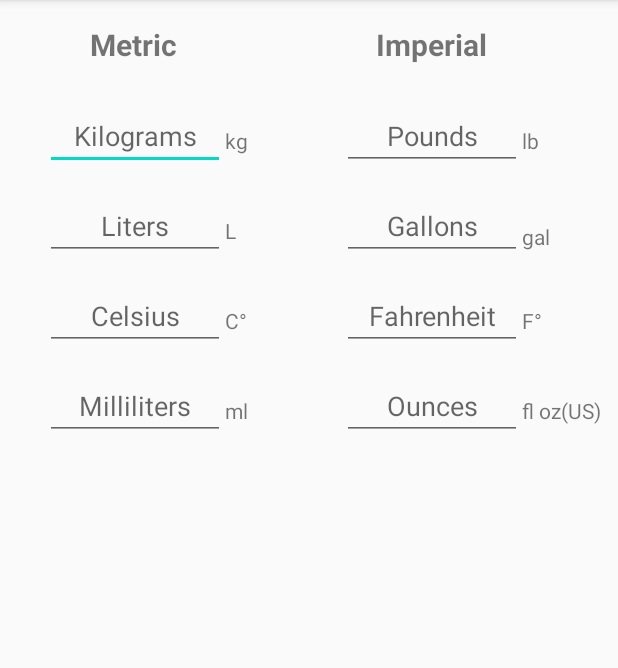
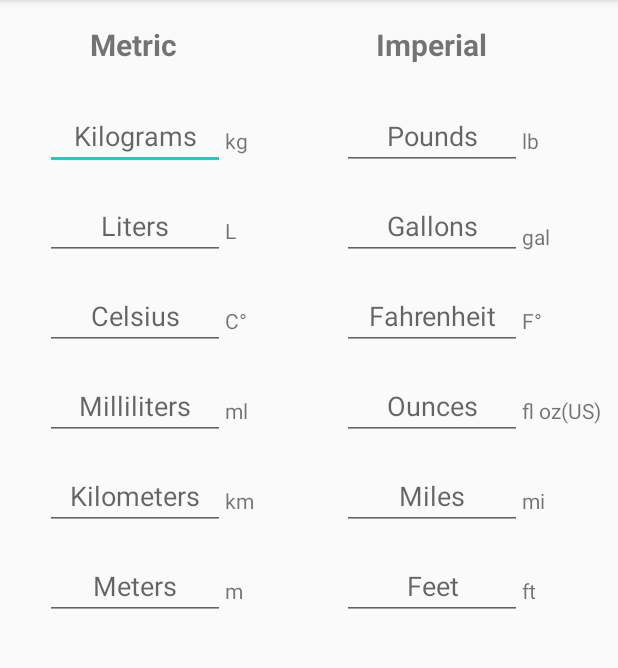
Before and after one commit to iSvirchev/Android_Organizer, an Android app: the Converter screen opened directly, with no data from a screen before it, on a phone screen of 412 x 824 dp, the part 84-752 px from its top. Run offline under Robolectric (Android 15) with nearby library versions, the phone set to English and light mode, and no system bars.

Commit message:
added KM to Meters and Meters to Feet conversion.

```diff
--- a/Organizer/app/src/main/java/com/organizer/Converter.java
+++ b/Organizer/app/src/main/java/com/organizer/Converter.java
@@ -17,6 +17,10 @@ public class Converter extends AppCompatActivity {
     private TextView fahrenheit_tv;
     private TextView ml_tv;
     private TextView oz_tv;
+    private TextView km_tv;
+    private TextView miles_tv;
+    private TextView m_tv;
+    private TextView ft_tv;
 
     @Override
     protected void onCreate(Bundle savedInstanceState) {
@@ -31,6 +35,11 @@ public class Converter extends AppCompatActivity {
         fahrenheit_tv = findViewById(R.id.fahrenheit_tv);
         ml_tv = findViewById(R.id.ml_tv);
         oz_tv = findViewById(R.id.oz_tv);
+        km_tv = findViewById(R.id.km_tv);
+        miles_tv = findViewById(R.id.miles_tv);
+        m_tv = findViewById(R.id.m_tv);
+        ft_tv = findViewById(R.id.ft_tv);
+
 
         gallon_tv.addTextChangedListener(generateTextWatcher(gallon_tv,liter_tv));
         liter_tv.addTextChangedListener(generateTextWatcher(liter_tv,gallon_tv));
@@ -40,6 +49,10 @@ public class Converter extends AppCompatActivity {
         fahrenheit_tv.addTextChangedListener(generateTextWatcher(fahrenheit_tv, celsius_tv));
         ml_tv.addTextChangedListener(generateTextWatcher(ml_tv, oz_tv));
         oz_tv.addTextChangedListener(generateTextWatcher(oz_tv, ml_tv));
+        km_tv.addTextChangedListener(generateTextWatcher(km_tv, miles_tv));
+        miles_tv.addTextChangedListener(generateTextWatcher(miles_tv, km_tv));
+        m_tv.addTextChangedListener(generateTextWatcher(m_tv, ft_tv));
+        ft_tv.addTextChangedListener(generateTextWatcher(ft_tv, m_tv));
     }
 
     private TextWatcher generateTextWatcher(final TextView focused_tv, final TextView toChange_tv) {
@@ -81,6 +94,8 @@ public class Converter extends AppCompatActivity {
         double KG_LB_RATIO = 2.20462;
         double LITER_GAL_RATIO = 0.264172;
         double ML_OZ_RATIO = 0.033814;
+        double KM_MILES_RATIO = 0.62137;
+        double M_FT_RATIO = 3.2808;
 
         switch (operation){    // A switch on the editView's tags
             case "kg":
@@ -99,6 +114,14 @@ public class Converter extends AppCompatActivity {
                 return op * ML_OZ_RATIO;
             case "oz":
                 return op / ML_OZ_RATIO;
+            case "km":
+                return op * KM_MILES_RATIO;
+            case "miles":
+                return op / KM_MILES_RATIO;
+            case "m":
+                return op * M_FT_RATIO;
+            case "ft":
+                return op / M_FT_RATIO;
 
             default: return 0;
         }
--- a/Organizer/app/src/main/res/layout/activity_converter.xml
+++ b/Organizer/app/src/main/res/layout/activity_converter.xml
@@ -8,34 +8,135 @@
 
     <androidx.constraintlayout.widget.ConstraintLayout
         android:layout_width="match_parent"
-        android:layout_height="wrap_content">
+        android:layout_height="729dp"
+        tools:layout_editor_absoluteY="1dp">
+
+        <EditText
+            android:id="@+id/ft_tv"
+            android:layout_width="120dp"
+            android:layout_height="40dp"
+            android:layout_marginTop="330dp"
+            android:layout_marginEnd="64dp"
+            android:ems="10"
+            android:gravity="center"
+            android:hint="@string/feet"
+            android:importantForAutofill="no"
+            android:inputType="numberDecimal"
+            android:maxLength="15"
+            android:tag="ft"
+            app:layout_constraintEnd_toEndOf="parent"
+            app:layout_constraintTop_toBottomOf="@+id/imp_tv" />
+
+        <EditText
+            android:id="@+id/m_tv"
+            android:layout_width="120dp"
+            android:layout_height="40dp"
+            android:layout_marginStart="30dp"
+            android:layout_marginTop="330dp"
+            android:ems="10"
+            android:gravity="center"
+            android:hint="@string/meters"
+            android:importantForAutofill="no"
+            android:inputType="numberDecimal"
+            android:maxLength="15"
+            android:tag="m"
+            app:layout_constraintStart_toStartOf="parent"
+            app:layout_constraintTop_toBottomOf="@+id/metric_tv" />
+
+        <TextView
+            android:id="@+id/m_label"
+            android:layout_width="wrap_content"
+            android:layout_height="wrap_content"
+            android:layout_marginTop="384dp"
+            android:text="@string/m"
+            app:layout_constraintStart_toEndOf="@+id/kg_tv"
+            app:layout_constraintTop_toTopOf="parent" />
+
+        <TextView
+            android:id="@+id/ft_label"
+            android:layout_width="wrap_content"
+            android:layout_height="wrap_content"
+            android:layout_marginTop="384dp"
+            android:text="@string/ft"
+            app:layout_constraintStart_toEndOf="@+id/lb_tv"
+            app:layout_constraintTop_toTopOf="parent" />
+
+        <EditText
+            android:id="@+id/miles_tv"
+            android:layout_width="120dp"
+            android:layout_height="40dp"
+            android:layout_marginTop="270dp"
+            android:layout_marginEnd="64dp"
+            android:ems="10"
+            android:gravity="center"
+            android:hint="@string/miles"
+            android:importantForAutofill="no"
+            android:inputType="numberDecimal"
+            android:maxLength="15"
+            android:tag="miles"
+            app:layout_constraintEnd_toEndOf="parent"
+            app:layout_constraintTop_toBottomOf="@+id/imp_tv" />
+
+        <EditText
+            android:id="@+id/km_tv"
+            android:layout_width="120dp"
+            android:layout_height="40dp"
+            android:layout_marginStart="30dp"
+            android:layout_marginTop="270dp"
+            android:ems="10"
+            android:gravity="center"
+            android:hint="@string/kilometers"
+            android:importantForAutofill="no"
+            android:inputType="numberDecimal"
+            android:maxLength="15"
+            android:tag="km"
+            app:layout_constraintStart_toStartOf="parent"
+            app:layout_constraintTop_toBottomOf="@+id/metric_tv" />
+
+        <TextView
+            android:id="@+id/km_label"
+            android:layout_width="wrap_content"
+            android:layout_height="wrap_content"
+            android:layout_marginTop="324dp"
+            android:text="@string/km"
+            app:layout_constraintStart_toEndOf="@+id/kg_tv"
+            app:layout_constraintTop_toTopOf="parent" />
+
+        <TextView
+            android:id="@+id/miles_label"
+            android:layout_width="wrap_content"
+            android:layout_height="wrap_content"
+            android:layout_marginTop="324dp"
+            android:text="@string/mi"
+            app:layout_constraintStart_toEndOf="@+id/lb_tv"
+            app:layout_constraintTop_toTopOf="parent" />
 
         <EditText
             android:id="@+id/oz_tv"
-        android:hint="@string/ounces"
-        android:importantForAutofill="no"
             android:layout_width="120dp"
             android:layout_height="40dp"
             android:layout_marginTop="210dp"
             android:layout_marginEnd="64dp"
             android:ems="10"
             android:gravity="center"
+            android:hint="@string/ounces"
+            android:importantForAutofill="no"
             android:inputType="numberDecimal"
             android:maxLength="15"
-        android:tag="us.fl.oz"
+            android:tag="@string/oz"
             app:layout_constraintEnd_toEndOf="parent"
             app:layout_constraintTop_toBottomOf="@+id/imp_tv" />
 
         <EditText
             android:id="@+id/ml_tv"
-        android:hint="@string/milliliters"
-        android:importantForAutofill="no"
             android:layout_width="120dp"
             android:layout_height="40dp"
             android:layout_marginStart="30dp"
             android:layout_marginTop="210dp"
             android:ems="10"
             android:gravity="center"
+            android:hint="@string/milliliters"
+            android:importantForAutofill="no"
             android:inputType="numberDecimal"
             android:maxLength="15"
             android:tag="ml"
@@ -62,14 +163,14 @@
 
         <EditText
             android:id="@+id/fahrenheit_tv"
-        android:hint="@string/fahrenheit"
-        android:importantForAutofill="no"
             android:layout_width="120dp"
             android:layout_height="40dp"
             android:layout_marginTop="150dp"
             android:layout_marginEnd="64dp"
             android:ems="10"
             android:gravity="center"
+            android:hint="@string/fahrenheit"
+            android:importantForAutofill="no"
             android:inputType="numberDecimal|numberSigned"
             android:maxLength="3"
             android:tag="fahren"
@@ -78,14 +179,14 @@
 
         <EditText
             android:id="@+id/celsius_tv"
-        android:hint="@string/celsius"
-        android:importantForAutofill="no"
             android:layout_width="120dp"
             android:layout_height="40dp"
             android:layout_marginStart="30dp"
             android:layout_marginTop="150dp"
             android:ems="10"
             android:gravity="center"
+            android:hint="@string/celsius"
+            android:importantForAutofill="no"
             android:inputType="numberDecimal|numberSigned"
             android:maxLength="3"
             android:tag="cel"
@@ -112,14 +213,14 @@
 
         <EditText
             android:id="@+id/gallon_tv"
-        android:hint="@string/gallons"
-        android:importantForAutofill="no"
             android:layout_width="120dp"
             android:layout_height="40dp"
             android:layout_marginTop="90dp"
             android:layout_marginEnd="64dp"
             android:ems="10"
             android:gravity="center"
+            android:hint="@string/gallons"
+            android:importantForAutofill="no"
             android:inputType="numberDecimal"
             android:maxLength="15"
             android:tag="gallon"
@@ -146,14 +247,14 @@
 
         <EditText
             android:id="@+id/liter_tv"
-        android:hint="@string/liters"
-        android:importantForAutofill="no"
             android:layout_width="120dp"
             android:layout_height="40dp"
             android:layout_marginStart="30dp"
             android:layout_marginTop="90dp"
             android:ems="10"
             android:gravity="center"
+            android:hint="@string/liters"
+            android:importantForAutofill="no"
             android:inputType="numberDecimal"
             android:maxLength="15"
             android:tag="liter"
@@ -188,35 +289,35 @@
 
         <EditText
             android:id="@+id/kg_tv"
-        android:hint="@string/kilograms"
-        android:importantForAutofill="no"
             android:layout_width="120dp"
             android:layout_height="40dp"
             android:layout_marginStart="30dp"
             android:layout_marginTop="30dp"
             android:ems="10"
             android:gravity="center"
+            android:hint="@string/kilograms"
+            android:importantForAutofill="no"
             android:inputType="numberDecimal"
             android:maxLength="15"
+            android:tag="kg"
             app:layout_constraintStart_toStartOf="parent"
-        app:layout_constraintTop_toBottomOf="@+id/metric_tv"
-        android:tag="kg"/>
+            app:layout_constraintTop_toBottomOf="@+id/metric_tv" />
 
         <EditText
             android:id="@+id/lb_tv"
-        android:hint="@string/pounds"
-        android:importantForAutofill="no"
             android:layout_width="120dp"
             android:layout_height="40dp"
             android:layout_marginTop="30dp"
             android:layout_marginEnd="64dp"
             android:ems="10"
             android:gravity="center"
+            android:hint="@string/pounds"
+            android:importantForAutofill="no"
             android:inputType="numberDecimal"
             android:maxLength="15"
+            android:tag="lb"
             app:layout_constraintEnd_toEndOf="parent"
-        app:layout_constraintTop_toBottomOf="@+id/imp_tv"
-        android:tag="lb"/>
+            app:layout_constraintTop_toBottomOf="@+id/imp_tv" />
 
         <TextView
             android:id="@+id/kg_label"
--- a/Organizer/app/src/main/res/values/strings.xml
+++ b/Organizer/app/src/main/res/values/strings.xml
@@ -23,4 +23,12 @@
     <string name="pounds">Pounds</string>
     <string name="gal">gal</string>
     <string name="l">L</string>
+    <string name="miles">Miles</string>
+    <string name="kilometers">Kilometers</string>
+    <string name="km">km</string>
+    <string name="mi">mi</string>
+    <string name="ft">ft</string>
+    <string name="m">m</string>
+    <string name="meters">Meters</string>
+    <string name="feet">Feet</string>
 </resources>
```
Lines whose indentation alone changed are shown as unchanged.
